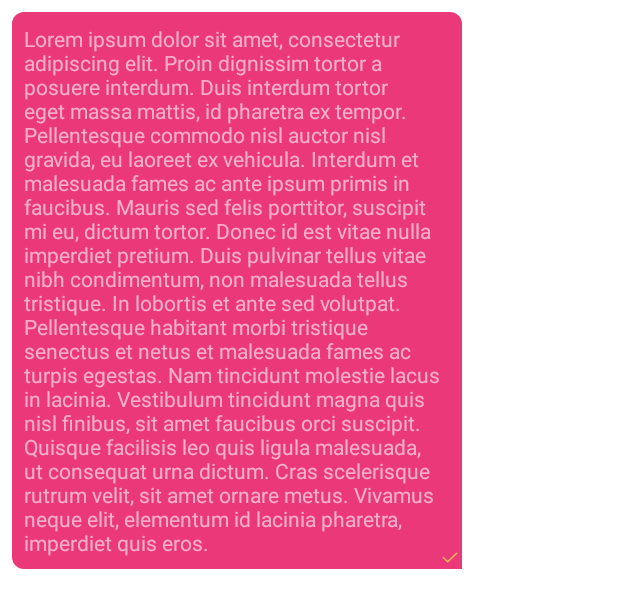
After one commit to victoria-bax/SampleChatApp, an Android app: the layout message_item_outgoing.xml on its own in the app's theme, with its tools: preview values and no code run, on a phone screen of 412 x 824 dp. The commit adds this screen. Shown: the top 608 px of the screen. Run offline under Robolectric (Android 15) with nearby library versions, the phone set to English and light mode, and no system bars.

Commit message:
created base UI: layouts and styles

```diff
--- /dev/null
+++ b/app/src/main/res/drawable/message_item_outgoing_bubble.xml
@@ -0,0 +1,11 @@
+<?xml version="1.0" encoding="utf-8"?>
+<shape xmlns:android="http://schemas.android.com/apk/res/android"
+    android:shape="rectangle">
+    <corners
+        android:bottomLeftRadius="@dimen/message_item_bubble_corner_radius"
+        android:topLeftRadius="@dimen/message_item_bubble_corner_radius"
+        android:topRightRadius="@dimen/message_item_bubble_corner_radius"
+        />
+    <solid android:color="@color/accent_pink"/>
+
+</shape>
--- /dev/null
+++ b/app/src/main/res/drawable/message_sent_icon.xml
@@ -0,0 +1,17 @@
+<!--Image: Tick SVG Vector-->
+<!--Author: Ankush Syal-->
+<!--license: CC Attribution License-->
+<!--https://www.svgrepo.com/svg/520990/tick-->
+<vector xmlns:android="http://schemas.android.com/apk/res/android"
+    android:width="8dp"
+    android:height="8dp"
+    android:viewportWidth="25"
+    android:viewportHeight="25">
+  <path
+      android:pathData="M5.5,13L10.167,17.5L19.5,8.5"
+      android:strokeLineJoin="round"
+      android:strokeWidth="1.5"
+      android:fillColor="#00000000"
+      android:strokeColor="@color/yellow"
+      android:strokeLineCap="round"/>
+</vector>
--- /dev/null
+++ b/app/src/main/res/layout/message_item_outgoing.xml
@@ -0,0 +1,29 @@
+<?xml version="1.0" encoding="utf-8"?>
+<androidx.constraintlayout.widget.ConstraintLayout xmlns:android="http://schemas.android.com/apk/res/android"
+    xmlns:app="http://schemas.android.com/apk/res-auto"
+    xmlns:tools="http://schemas.android.com/tools"
+    android:layout_width="wrap_content"
+    android:layout_height="wrap_content"
+    android:padding="@dimen/padding_medium">
+
+    <TextView
+        style="@style/Message.Bubble.Outgoing"
+        android:layout_width="wrap_content"
+        android:layout_height="wrap_content"
+        app:layout_constraintBottom_toBottomOf="parent"
+        app:layout_constraintEnd_toEndOf="parent"
+        app:layout_constraintStart_toStartOf="parent"
+        app:layout_constraintTop_toTopOf="parent"
+        tools:text="@string/test_text_long" />
+
+    <ImageView
+        android:id="@+id/message_send_status"
+        android:visibility="gone"
+        android:layout_width="16dp"
+        android:layout_height="16dp"
+        app:layout_constraintBottom_toBottomOf="parent"
+        app:layout_constraintEnd_toEndOf="parent"
+        tools:visibility="visible"
+        tools:src="@drawable/message_sent_icon"
+        android:contentDescription="@string/message_outgoing_status_description" />
+</androidx.constraintlayout.widget.ConstraintLayout>
--- a/app/src/main/res/values/colors.xml
+++ b/app/src/main/res/values/colors.xml
@@ -2,4 +2,13 @@
 <resources>
     <color name="black">#FF000000</color>
     <color name="white">#FFFFFFFF</color>
+
+    <color name="accent_pink">#ea3879</color>
+
+    <color name="light_gray">#f3f5fa</color>
+    <color name="yellow">#f5bf51</color>
+    <color name="text_primary">#3e4e5f</color>
+    <color name="text_secondary">#99ffffff</color>
+    <color name="text_light">#adb4bb</color>
+
 </resources>
--- /dev/null
+++ b/app/src/main/res/values/dimens.xml
@@ -0,0 +1,13 @@
+<?xml version="1.0" encoding="utf-8"?>
+<resources>
+    <dimen name="message_item_bubble_corner_radius">8dp</dimen>
+    <dimen name="message_item_bubble_max_width">300dp</dimen>
+    <dimen name="padding_medium">8dp</dimen>
+    <dimen name="padding_large">16dp</dimen>
+
+    <dimen name="switch_user_padding">@dimen/padding_large</dimen>
+    <dimen name="message_item_bubble_padding">@dimen/padding_medium</dimen>
+    <dimen name="message_user_icon_size">48dp</dimen>
+
+
+</resources>
--- a/app/src/main/res/values/strings.xml
+++ b/app/src/main/res/values/strings.xml
@@ -1,3 +1,13 @@
 <resources>
     <string name="app_name">SampleChatApp</string>
+    <string name="active_user_switch">Hi, I\'m %1$s!</string>
+    <string name="day_time_format"><b>%1$s</b> %2$s</string>
+
+    <string name="test_text_short">Lorem ipsum</string>
+    <string name="test_text_long">Lorem ipsum dolor sit amet, consectetur adipiscing elit. Proin dignissim tortor a posuere interdum. Duis interdum tortor eget massa mattis, id pharetra ex tempor. Pellentesque commodo nisl auctor nisl gravida, eu laoreet ex vehicula. Interdum et malesuada fames ac ante ipsum primis in faucibus. Mauris sed felis porttitor, suscipit mi eu, dictum tortor. Donec id est vitae nulla imperdiet pretium. Duis pulvinar tellus vitae nibh condimentum, non malesuada tellus tristique. In lobortis et ante sed volutpat. Pellentesque habitant morbi tristique senectus et netus et malesuada fames ac turpis egestas. Nam tincidunt molestie lacus in lacinia. Vestibulum tincidunt magna quis nisl finibus, sit amet faucibus orci suscipit. Quisque facilisis leo quis ligula malesuada, ut consequat urna dictum. Cras scelerisque rutrum velit, sit amet ornare metus. Vivamus neque elit, elementum id lacinia pharetra, imperdiet quis eros.</string>
+
+<!--    Content descriptions-->
+    <string name="message_outgoing_status_description">Message send status</string>
+    <string name="message_list_user_avatar_content_description">User avatar</string>
+
 </resources>
--- a/app/src/main/res/values/themes.xml
+++ b/app/src/main/res/values/themes.xml
@@ -1,9 +1,41 @@
-<resources xmlns:tools="http://schemas.android.com/tools">
-    <!-- Base application theme. -->
+<resources>
     <style name="Base.Theme.SampleChatApp" parent="Theme.Material3.DayNight.NoActionBar">
-        <!-- Customize your light theme here. -->
-        <!-- <item name="colorPrimary">@color/my_light_primary</item> -->
+         <item name="colorPrimaryDark">@color/white</item>
+        <item name="android:windowBackground">@color/white</item>
     </style>
 
     <style name="Theme.SampleChatApp" parent="Base.Theme.SampleChatApp" />
+
+    <style name="SwitchStyle" parent="Theme.AppCompat.Light">
+        <item name="colorControlActivated">#ea3879</item>
+
+        <item name="colorSwitchThumbNormal">#f1f1f1
+        </item>
+
+        <item name="android:colorForeground">#42221f1f
+        </item>
+    </style>
+
+    <style name="Message"/>
+
+    <style name="Message.DateTimeText">
+        <item name="android:textColor">@color/text_light</item>
+    </style>
+
+
+    <style name="Message.Bubble">
+        <item name="android:minLines">1</item>
+        <item name="android:maxWidth">@dimen/message_item_bubble_max_width</item>
+        <item name="android:padding">@dimen/message_item_bubble_padding</item>
+    </style>
+
+    <style name="Message.Bubble.Incoming">
+        <item name="android:background">@drawable/message_item_incoming_bubble</item>
+        <item name="android:textColor">@color/text_primary</item>
+    </style>
+
+    <style name="Message.Bubble.Outgoing">
+        <item name="android:background">@drawable/message_item_outgoing_bubble</item>
+        <item name="android:textColor">@color/text_secondary</item>
+    </style>
 </resources>
```
Also changed, not shown: app/src/main/res/drawable/message_delivered_icon.xml (added, +13 -0 lines), app/src/main/res/drawable/message_item_incoming_bubble.xml (added, +11 -0 lines), app/src/main/res/layout/activity_main.xml (+48 -3 lines), app/src/main/res/layout/message_item_incoming.xml (added, +18 -0 lines), app/src/main/res/layout/message_item_time_separator.xml (added, +17 -0 lines).
